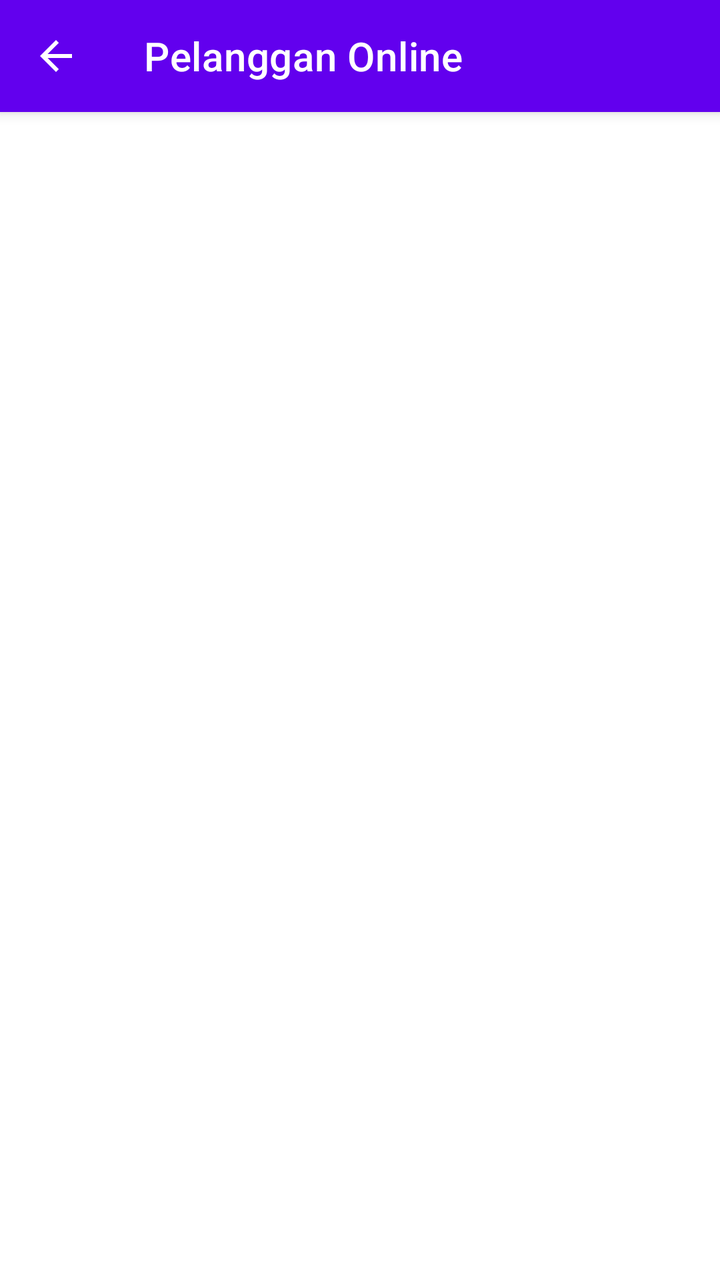
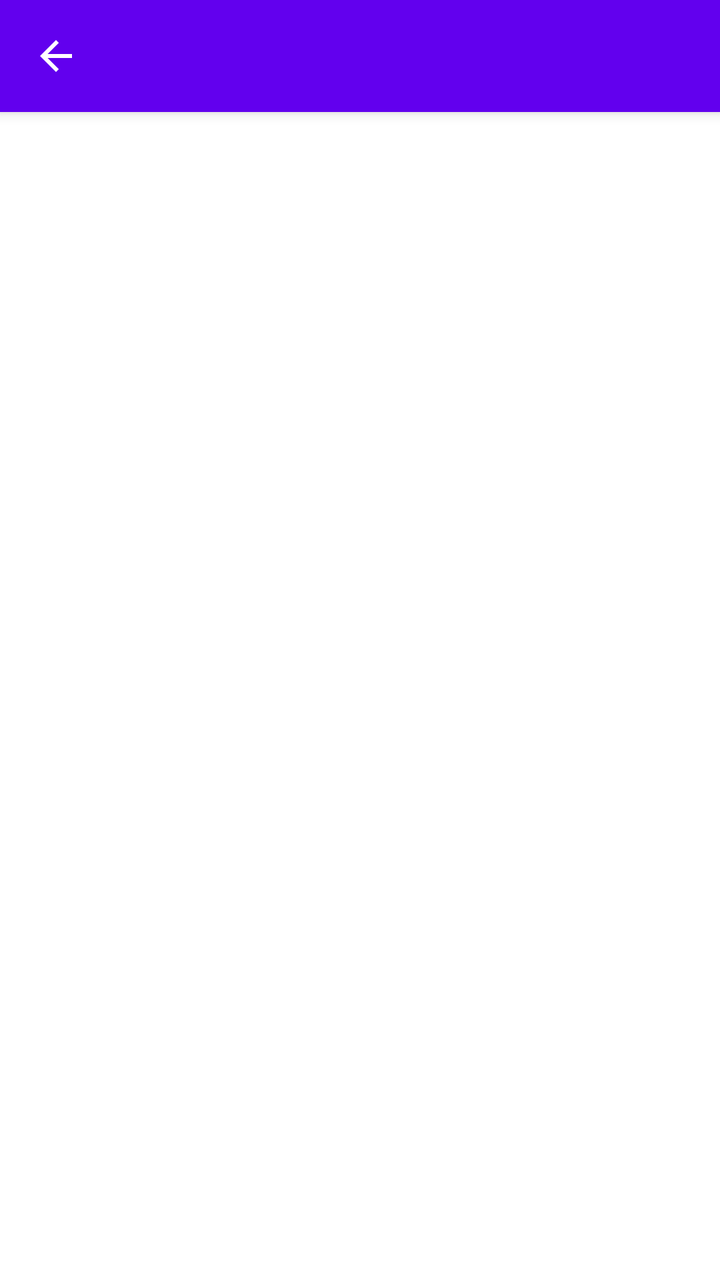

Two renders of the same Android screen: before a commit and after it. Below are the layout's source before the change and the commit's diff.
<!-- AndroidManifest.xml: application theme Theme.BillRT -->
<!-- res/layout/fragment_pelanggan_online.xml -->
<?xml version="1.0" encoding="utf-8"?>
<androidx.coordinatorlayout.widget.CoordinatorLayout xmlns:android="http://schemas.android.com/apk/res/android"
    xmlns:app="http://schemas.android.com/apk/res-auto"
    xmlns:tools="http://schemas.android.com/tools"
    android:layout_width="match_parent"
    android:layout_height="match_parent"
    android:fitsSystemWindows="true"
    tools:context=".PelangganOnlineFragment">

    <com.google.android.material.appbar.AppBarLayout
        android:layout_width="match_parent"
        android:layout_height="wrap_content">

        <com.google.android.material.appbar.MaterialToolbar
            android:id="@+id/toolbar"
            android:layout_width="match_parent"
            android:layout_height="?attr/actionBarSize"
            android:background="?attr/colorPrimary"
            app:navigationIcon="@drawable/ic_arrow_back"
            app:title="Pelanggan Online"
            app:titleTextColor="@color/white" />

    </com.google.android.material.appbar.AppBarLayout>

    <androidx.constraintlayout.widget.ConstraintLayout
        android:layout_width="match_parent"
        android:layout_height="match_parent"
        app:layout_behavior="@string/appbar_scrolling_view_behavior">

        <androidx.appcompat.widget.SearchView
            android:id="@+id/search_view"
            android:layout_width="0dp"
            android:layout_height="wrap_content"
            android:iconifiedByDefault="false"
            android:queryHint="Cari pelanggan..."
            app:layout_constraintTop_toTopOf="parent"
            app:layout_constraintStart_toStartOf="parent"
            app:layout_constraintEnd_toEndOf="parent" />

        <androidx.recyclerview.widget.RecyclerView
            android:id="@+id/rv_pelanggan_online"
            android:layout_width="0dp"
            android:layout_height="0dp"
            android:padding="8dp"
            app:layout_constraintTop_toBottomOf="@id/search_view"
            app:layout_constraintBottom_toBottomOf="parent"
            app:layout_constraintStart_toStartOf="parent"
            app:layout_constraintEnd_toEndOf="parent" />

        <TextView
            android:id="@+id/tv_empty"
            android:layout_width="wrap_content"
            android:layout_height="wrap_content"
            android:text="Tidak ada pelanggan online"
            android:visibility="gone"
            app:layout_constraintTop_toTopOf="parent"
            app:layout_constraintBottom_toBottomOf="parent"
            app:layout_constraintStart_toStartOf="parent"
            app:layout_constraintEnd_toEndOf="parent"
            tools:visibility="visible" />

        <ProgressBar
            android:id="@+id/progress_bar"
            android:layout_width="wrap_content"
            android:layout_height="wrap_content"
            android:visibility="gone"
            app:layout_constraintTop_toTopOf="parent"
            app:layout_constraintBottom_toBottomOf="parent"
            app:layout_constraintStart_toStartOf="parent"
            app:layout_constraintEnd_toEndOf="parent"
            tools:visibility="visible" />

    </androidx.constraintlayout.widget.ConstraintLayout>

</androidx.coordinatorlayout.widget.CoordinatorLayout>
<!-- resources referenced by this layout -->
<resources>
  <color name="white">#FFFFFFFF</color>
  <!-- drawable ic_arrow_back (drawable) -->
  <vector xmlns:android="http://schemas.android.com/apk/res/android"
      android:width="24dp"
      android:height="24dp"
      android:viewportWidth="24.0"
      android:viewportHeight="24.0"
      android:tint="?attr/colorControlNormal">
    <path
        android:fillColor="@android:color/white"
        android:pathData="M20,11H7.83l5.59,-5.59L12,4l-8,8 8,8 1.41,-1.41L7.83,13H20v-2z"/>
  </vector>
  <style name="Theme.BillRT" parent="Theme.MaterialComponents.DayNight.NoActionBar">
          
          <item name="colorPrimary">@color/purple_500</item>
          <item name="colorPrimaryVariant">@color/purple_700</item>
          <item name="colorOnPrimary">@color/white</item>
          
          <item name="colorSecondary">@color/teal_200</item>
          <item name="colorSecondaryVariant">@color/teal_700</item>
          <item name="colorOnSecondary">@color/black</item>
          
          
          <item name="android:statusBarColor">@android:color/transparent</item>
          <item name="android:navigationBarColor">?attr/colorPrimaryVariant</item>
  
          
          <item name="colorControlNormal">@color/white</item>
      </style>
  <color name="purple_500">#FF6200EE</color>
  <color name="purple_700">#FF3700B3</color>
  <color name="teal_200">#FF03DAC5</color>
  <color name="teal_700">#FF018786</color>
  <color name="black">#FF000000</color>
</resources>

<!-- the commit's change to res/layout/fragment_pelanggan_online.xml (unified diff, before → after) -->
@@ -4,7 +4,6 @@
     xmlns:tools="http://schemas.android.com/tools"
     android:layout_width="match_parent"
     android:layout_height="match_parent"
-    android:fitsSystemWindows="true"
     tools:context=".PelangganOnlineFragment">
 
     <com.google.android.material.appbar.AppBarLayout
@@ -17,7 +16,6 @@
             android:layout_height="?attr/actionBarSize"
             android:background="?attr/colorPrimary"
             app:navigationIcon="@drawable/ic_arrow_back"
-            app:title="Pelanggan Online"
             app:titleTextColor="@color/white" />
 
     </com.google.android.material.appbar.AppBarLayout>
<!-- resource entries referenced after the edit -->
@@ -22,17 +22,22 @@
           <item name="colorSecondaryVariant">@color/teal_700</item>
           <item name="colorOnSecondary">@color/black</item>
           
-          
-          <item name="android:statusBarColor">@android:color/transparent</item>
+          <item name="android:statusBarColor">?attr/colorPrimaryVariant</item>
           <item name="android:navigationBarColor">?attr/colorPrimaryVariant</item>
   
           
           <item name="colorControlNormal">@color/white</item>
+          
+          <item name="searchViewStyle">@style/SearchViewStyle</item>
       </style>
   <color name="purple_500">#FF6200EE</color>
   <color name="purple_700">#FF3700B3</color>
   <color name="teal_200">#FF03DAC5</color>
   <color name="teal_700">#FF018786</color>
   <color name="black">#FF000000</color>
+  <style name="SearchViewStyle" parent="Widget.AppCompat.SearchView">
+          <item name="android:editTextColor">@android:color/black</item>
+          <item name="android:textColorHint">@android:color/darker_gray</item>
+      </style>
 </resources>
 
